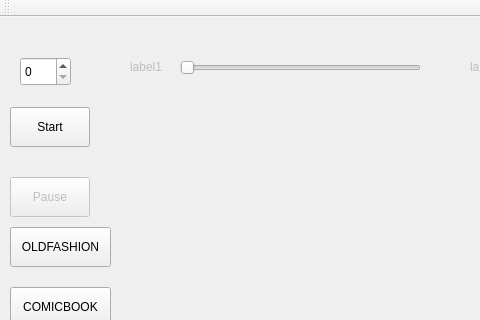
Old version of the form QtApplication/mainWindow.ui in the repository RTEP-zero-to-one/FacialDecoration; both pictures show x 0 to 480 and y 0 to 320 of the 1100 by 800 pixel window.
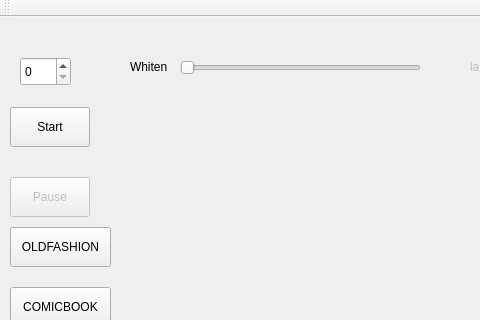
New version of the form.

Diff of the .ui file:
```diff
--- a/QtApplication/mainWindow.ui
+++ b/QtApplication/mainWindow.ui
@@ -140,7 +140,7 @@
    </widget>
    <widget class="QLabel" name="label_1">
     <property name="enabled">
-     <bool>false</bool>
+     <bool>true</bool>
     </property>
     <property name="geometry">
      <rect>
@@ -151,7 +151,7 @@
      </rect>
     </property>
     <property name="text">
-     <string>label1</string>
+     <string>Whiten</string>
     </property>
    </widget>
    <widget class="QSlider" name="beautySlider_2">
```
Left out of the diff: 4 changed lines with no effect on the pictures.
